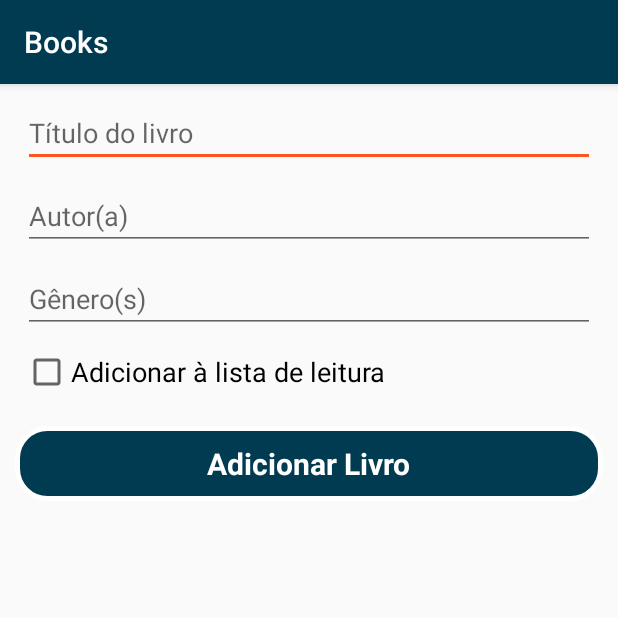
After one commit to gustavolandi/books, an Android app: the AddBookActivity screen opened directly, with no data from a screen before it, on a phone screen of 412 x 824 dp, the top half of it. The commit adds this screen. Run offline under Robolectric (Android 15) with nearby library versions, the phone set to English and light mode, and no system bars.

Commit message:
adicionando activity add book

```diff
--- a/app/src/main/AndroidManifest.xml
+++ b/app/src/main/AndroidManifest.xml
@@ -9,6 +9,7 @@
         android:roundIcon="@mipmap/ic_launcher_round"
         android:supportsRtl="true"
         android:theme="@style/AppTheme">
+        <activity android:name=".activity.AddBookActivity"></activity>
         <activity android:name=".activity.MainActivity">
             <intent-filter>
                 <action android:name="android.intent.action.MAIN" />
--- /dev/null
+++ b/app/src/main/java/br/com/landi/books/activity/AddBookActivity.kt
@@ -0,0 +1,67 @@
+package br.com.landi.books.activity
+
+import android.app.Activity
+import android.content.Intent
+import androidx.appcompat.app.AppCompatActivity
+import android.os.Bundle
+import android.view.View
+import android.widget.CheckBox
+import android.widget.EditText
+import android.widget.RelativeLayout
+import br.com.landi.books.R
+import br.com.landi.books.utils.Utils.Companion.BOOK_AUTHOR_NAME
+import br.com.landi.books.utils.Utils.Companion.BOOK_DATE_END
+import br.com.landi.books.utils.Utils.Companion.BOOK_DATE_STARTED
+import br.com.landi.books.utils.Utils.Companion.BOOK_GENRE
+import br.com.landi.books.utils.Utils.Companion.BOOK_READ_LIST
+import br.com.landi.books.utils.Utils.Companion.BOOK_TITLE
+
+class AddBookActivity : AppCompatActivity() {
+    override fun onCreate(savedInstanceState: Bundle?) {
+        super.onCreate(savedInstanceState)
+        setContentView(R.layout.activity_add_book)
+        init()
+    }
+
+    fun init() {
+        val cb = findViewById<CheckBox>(R.id.cbAddToReadList)
+        cb.setOnCheckedChangeListener { buttonView, isChecked ->
+            val layoutReadList = findViewById<RelativeLayout>(R.id.rl_add_read_list)
+            if (isChecked) {
+                layoutReadList.visibility = View.VISIBLE
+            } else {
+                layoutReadList.visibility = View.GONE
+            }
+        }
+        validateFieldsAndSave()
+    }
+
+    fun validateFieldsAndSave() {
+        val btn = findViewById<RelativeLayout>(R.id.btnAddBook)
+        val edtTitle = findViewById<EditText>(R.id.edtTitle)
+        val edtAuthor = findViewById<EditText>(R.id.edtAuthorName)
+        val edtGenre = findViewById<EditText>(R.id.edtGenre)
+        val cbReadList = findViewById<CheckBox>(R.id.cbAddToReadList)
+        val edtDateStart = findViewById<EditText>(R.id.edtDateStartReading1)
+        val edtDateFinish = findViewById<EditText>(R.id.edtDateFinishReading1)
+        btn.setOnClickListener {
+            if (edtTitle.text.toString().isEmpty()) {
+
+            } else if (edtAuthor.text.toString().isEmpty()) {
+
+            } else {
+                with(Intent()) {
+                    putExtra(BOOK_TITLE, edtTitle.text.toString())
+                    putExtra(BOOK_AUTHOR_NAME, edtAuthor.text.toString())
+                    putExtra(BOOK_GENRE, edtGenre.text.toString())
+                    putExtra(BOOK_READ_LIST, cbReadList.isChecked)
+                    putExtra(BOOK_DATE_STARTED, edtDateStart.text.toString())
+                    putExtra(BOOK_DATE_END, edtDateFinish.text.toString())
+                    setResult(Activity.RESULT_OK, this)
+                }
+                finish()
+            }
+
+        }
+    }
+}
--- a/app/src/main/java/br/com/landi/books/adapter/ReadAdapter.kt
+++ b/app/src/main/java/br/com/landi/books/adapter/ReadAdapter.kt
@@ -59,13 +59,13 @@ class ReadAdapter(
             R.drawable.ic_done
         }
         icon.setImageResource(imgResource)
-        if (c.startedDate.isNotEmpty()) {
+        if (c.startedDate?.isNotEmpty() == true) {
             txvReadStartDate.visibility = View.VISIBLE
             txvReadStartDate.text = "Início: ${c.startedDate}"
         } else {
             txvReadStartDate.visibility = View.GONE
         }
-        if (c.finishedDate.isNotEmpty()) {
+        if (c.finishedDate?.isNotEmpty() == true) {
             txvReadFinishDate.visibility = View.VISIBLE
             txvReadFinishDate.text = "Fim: ${c.finishedDate}"
         } else {
--- a/app/src/main/java/br/com/landi/books/model/Models.kt
+++ b/app/src/main/java/br/com/landi/books/model/Models.kt
@@ -2,8 +2,8 @@ package br.com.landi.books.model
 
 import br.com.landi.books.types.StatusRead
 
-data class Book(val id: Long, val title: String, val authorName: String, val registerDate : String, val genreList : MutableList<String>, val readList: MutableList<Read>) {
+data class Book(val id: Long, val title: String?, val authorName: String?, val registerDate : String?, val genreList : MutableList<String>, val readList: MutableList<Read>) {
 }
 
-data class Read(val id: Long, val titleBook : String, val authorName: String, val idBook: Long, val startedDate : String, val finishedDate : String, val status : StatusRead) {
+data class Read(val id: Long, val titleBook : String?, val authorName: String?, val idBook: Long, val startedDate : String?, val finishedDate : String?, val status : StatusRead) {
 }
--- /dev/null
+++ b/app/src/main/res/layout/activity_add_book.xml
@@ -0,0 +1,109 @@
+<?xml version="1.0" encoding="utf-8"?>
+<RelativeLayout xmlns:android="http://schemas.android.com/apk/res/android"
+    xmlns:tools="http://schemas.android.com/tools"
+    android:layout_width="match_parent"
+    android:layout_height="match_parent"
+    tools:context=".activity.AddBookActivity">
+
+    <EditText
+        android:layout_width="match_parent"
+        android:layout_height="wrap_content"
+        android:id="@+id/edtTitle"
+        android:layout_marginTop="10dp"
+        android:layout_marginLeft="15dp"
+        android:layout_marginRight="15dp"
+        android:hint="Título do livro"/>
+
+    <EditText
+        android:layout_width="match_parent"
+        android:layout_height="wrap_content"
+        android:id="@+id/edtAuthorName"
+        android:layout_marginTop="10dp"
+        android:layout_below="@+id/edtTitle"
+        android:layout_marginLeft="15dp"
+        android:layout_marginRight="15dp"
+        android:hint="Autor(a)"/>
+
+
+    <EditText
+        android:layout_width="match_parent"
+        android:layout_height="wrap_content"
+        android:id="@+id/edtGenre"
+        android:layout_marginTop="10dp"
+        android:layout_below="@+id/edtAuthorName"
+        android:layout_marginLeft="15dp"
+        android:layout_marginRight="15dp"
+        android:hint="Gênero(s)"/>
+
+    <CheckBox
+        android:layout_width="match_parent"
+        android:layout_height="wrap_content"
+        android:id="@+id/cbAddToReadList"
+        android:layout_marginTop="10dp"
+        android:layout_below="@+id/edtGenre"
+        android:layout_marginLeft="15dp"
+        android:layout_marginRight="15dp"
+        android:checked="false"
+        android:text="Adicionar à lista de leitura"
+        android:textSize="18dp"
+        android:textColor="@color/black"/>
+
+
+    <RelativeLayout
+        android:layout_width="match_parent"
+        android:layout_height="wrap_content"
+        android:id="@+id/rl_add_read_list"
+        android:layout_below="@+id/cbAddToReadList"
+        android:visibility="gone">
+
+        <EditText
+            android:layout_width="match_parent"
+            android:layout_height="wrap_content"
+            android:id="@+id/edtDateStartReading1"
+            android:layout_marginTop="10dp"
+            android:inputType="date"
+            android:layout_marginLeft="15dp"
+            android:layout_marginRight="15dp"
+            android:hint="Data Inicio Leitura"/>
+
+        <EditText
+            android:layout_width="match_parent"
+            android:layout_height="wrap_content"
+            android:id="@+id/edtDateFinishReading1"
+            android:layout_marginTop="10dp"
+            android:inputType="date"
+            android:layout_marginLeft="15dp"
+            android:layout_marginRight="15dp"
+            android:hint="Data Fim Leitura"
+            android:layout_below="@+id/edtDateStartReading1"
+            />
+
+
+    </RelativeLayout>
+
+
+    <RelativeLayout
+        android:layout_width="match_parent"
+        android:layout_height="50dp"
+        android:id="@+id/btnAddBook"
+        android:layout_marginLeft="10dp"
+        android:layout_marginRight="10dp"
+        android:layout_centerHorizontal="true"
+        android:background="@drawable/layout_selector"
+        android:clickable="true"
+        android:layout_below="@+id/rl_add_read_list"
+        android:layout_marginTop="20dp"
+        android:layout_marginBottom="15dp">
+
+        <TextView
+            android:layout_width="wrap_content"
+            android:layout_height="wrap_content"
+            android:layout_centerInParent="true"
+            android:text="Adicionar Livro"
+            android:textSize="20dp"
+            android:textColor="@color/white"
+            android:textStyle="bold"/>
+    </RelativeLayout>
+
+
+</RelativeLayout>
```
Also changed, not shown: app/src/main/java/br/com/landi/books/activity/MainActivity.kt (+51 -7 lines), app/src/main/java/br/com/landi/books/utils/Utils.kt (+7 -0 lines).
